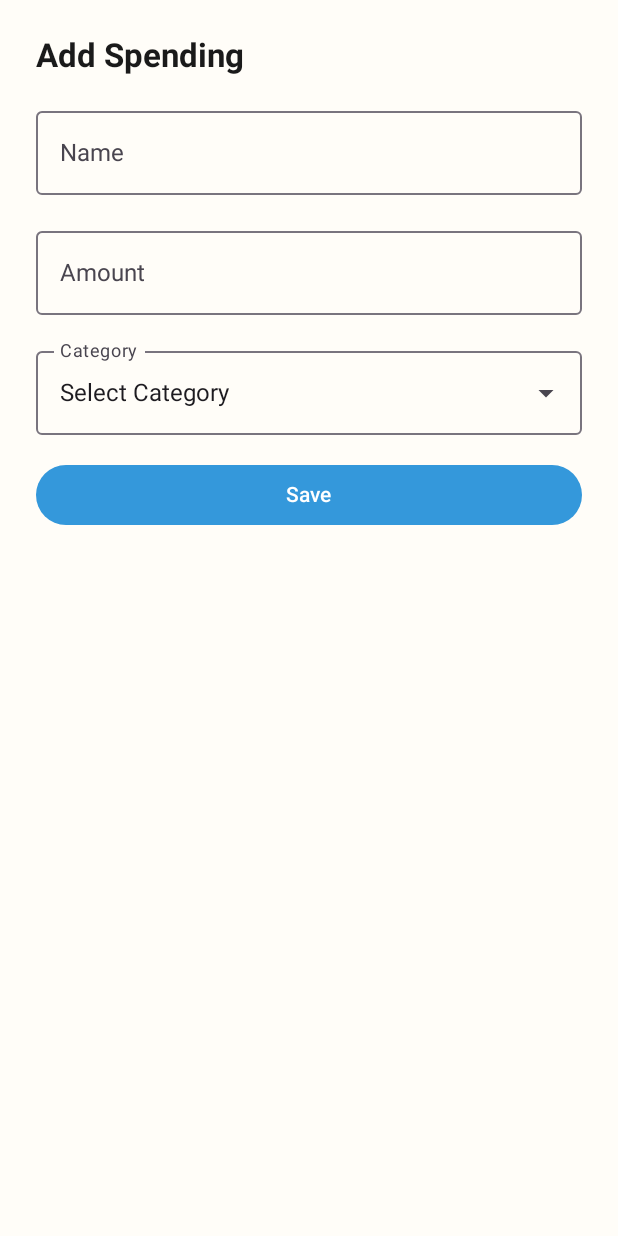
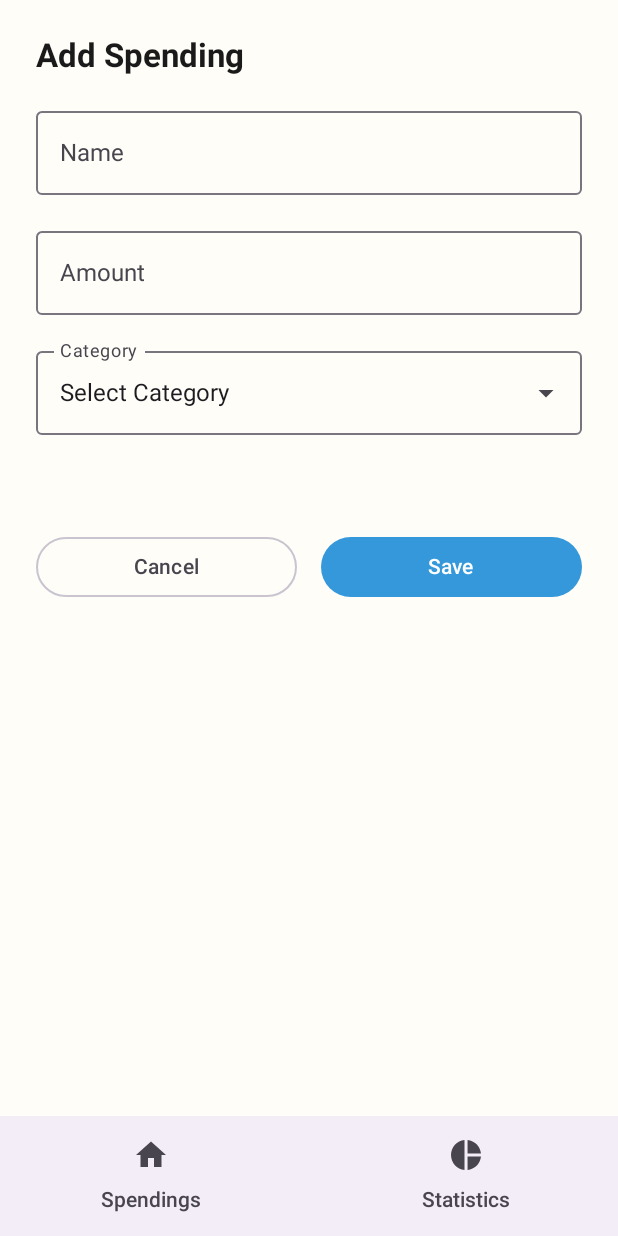
Before and after one commit to JoseRosario21/SpendingTracer, an Android app built with Jetpack Compose: the AddSpendingScreen screen opened through its navigation route, on a phone screen of 412 x 824 dp. Run offline under Robolectric (Android 15) with nearby library versions, the phone set to English and light mode, and no system bars; our stand-ins replace Dagger/Hilt's generated code.

Commit message:
Remove accounts classes and DAO Add Pie chart with spendings by category

```diff
--- a/app/src/main/AndroidManifest.xml
+++ b/app/src/main/AndroidManifest.xml
@@ -5,6 +5,7 @@
         android:allowBackup="true"
         android:icon="@mipmap/ic_launcher"
         android:name=".App"
+        android:label="@string/app_name"
         android:roundIcon="@mipmap/ic_launcher_round"
         android:supportsRtl="true"
         android:theme="@style/Theme.SpendingTracer">
--- a/app/src/main/java/com/jrosario/d04052022/spendingtracer/data/local/database/AppDatabase.kt
+++ b/app/src/main/java/com/jrosario/d04052022/spendingtracer/data/local/database/AppDatabase.kt
@@ -3,10 +3,9 @@ package com.jrosario.d04052022.spendingtracer.data.local.database
 import androidx.room.Database
 import androidx.room.RoomDatabase
 import com.jrosario.d04052022.spendingtracer.data.local.dao.SpendingDao
-import com.jrosario.d04052022.spendingtracer.data.model.AccountEntity
 import com.jrosario.d04052022.spendingtracer.data.model.SpendingEntity
 
-@Database(entities = [AccountEntity::class, SpendingEntity::class], version = 1, exportSchema = false)
+@Database(entities = [SpendingEntity::class], version = 1, exportSchema = false)
 abstract class AppDatabase : RoomDatabase() {
     abstract fun spendingDao(): SpendingDao
 }
--- a/app/src/main/java/com/jrosario/d04052022/spendingtracer/domain/model/SpendingCategory.kt
+++ b/app/src/main/java/com/jrosario/d04052022/spendingtracer/domain/model/SpendingCategory.kt
@@ -1,20 +1,18 @@
 package com.jrosario.d04052022.spendingtracer.domain.model
 
 enum class SpendingCategory {
+    Miscellaneous,
     Food,
-    Insurance,
     Housing,
-    Miscellaneous,
-    Transportation,
     Utilities,
-    Healthcare,
     Entertainment,
-    Investments,
-    Education,
+    Travel,
     PersonalCare,
-    Gifts,
     Childcare,
     Pets,
-    Travel,
-    Work,
+    Education,
+    Healthcare,
+    Transportation,
+    Investments,
+    Insurance,
 }
--- a/app/src/main/java/com/jrosario/d04052022/spendingtracer/presentation/MainActivity.kt
+++ b/app/src/main/java/com/jrosario/d04052022/spendingtracer/presentation/MainActivity.kt
@@ -3,17 +3,28 @@ package com.jrosario.d04052022.spendingtracer.presentation
 import android.os.Bundle
 import androidx.activity.ComponentActivity
 import androidx.activity.compose.setContent
+import androidx.annotation.DrawableRes
 import androidx.compose.foundation.layout.fillMaxSize
+import androidx.compose.foundation.layout.padding
+import androidx.compose.material3.Icon
 import androidx.compose.material3.MaterialTheme
+import androidx.compose.material3.NavigationBar
+import androidx.compose.material3.NavigationBarItem
+import androidx.compose.material3.Scaffold
 import androidx.compose.material3.Surface
+import androidx.compose.material3.Text
 import androidx.compose.runtime.Composable
 import androidx.compose.ui.Modifier
+import androidx.compose.ui.res.painterResource
 import androidx.hilt.navigation.compose.hiltViewModel
 import androidx.navigation.NavHostController
 import androidx.navigation.compose.NavHost
 import androidx.navigation.compose.composable
+import androidx.navigation.compose.currentBackStackEntryAsState
 import androidx.navigation.compose.rememberNavController
+import com.jrosario.d04052022.spendingtracer.R
 import com.jrosario.d04052022.spendingtracer.presentation.addspending.AddSpendingScreen
+import com.jrosario.d04052022.spendingtracer.presentation.graph.GraphScreen
 import com.jrosario.d04052022.spendingtracer.presentation.home.HomeScreen
 import com.jrosario.d04052022.spendingtracer.presentation.theme.SpendingTracerTheme
 import dagger.hilt.android.AndroidEntryPoint
@@ -38,21 +49,59 @@ fun AppNavGraph(
         modifier = Modifier.fillMaxSize(),
         color = MaterialTheme.colorScheme.background
     ) {
-        NavHost(
-            navController = navController,
-            startDestination = Screen.Home.route
-        ) {
-            composable(Screen.Home.route) {
-                HomeScreen(navController = navController, viewModel = hiltViewModel())
+        Scaffold(
+            bottomBar = {
+                BottomNavigationBar(navController)
             }
-            composable(Screen.AddSpending.route) {
-                AddSpendingScreen(navController = navController, viewModel = hiltViewModel())
+        ) { innerPadding ->
+            NavHost(
+                navController = navController,
+                startDestination = BottomNavItem.Home.route,
+                modifier = Modifier.padding(innerPadding)
+            ) {
+                composable(BottomNavItem.Home.route) {
+                    HomeScreen(navController, viewModel = hiltViewModel())
+                }
+                composable(BottomNavItem.Graph.route) {
+                    GraphScreen(viewModel = hiltViewModel())
+                }
+                composable(Screen.AddSpending.route) {
+                    AddSpendingScreen(navController = navController, viewModel = hiltViewModel())
+                }
             }
         }
     }
 }
 
+@Composable
+fun BottomNavigationBar(navController: NavHostController) {
+    val items = listOf(BottomNavItem.Home, BottomNavItem.Graph)
+    val currentDestination = navController.currentBackStackEntryAsState().value?.destination
+
+    NavigationBar {
+        items.forEach { item ->
+            NavigationBarItem(
+                label = { Text(item.label) },
+                icon = { Icon(painter = painterResource(id = item.icon), contentDescription = item.label) },
+                selected = currentDestination?.route == item.route,
+                onClick = {
+                    if (currentDestination?.route != item.route) {
+                        navController.navigate(item.route) {
+                            popUpTo(BottomNavItem.Home.route)
+                            launchSingleTop = true
+                        }
+                    }
+                }
+            )
+        }
+    }
+}
+
+sealed class BottomNavItem(val route: String, val label: String, @param:DrawableRes val icon: Int) {
+    data object Home : BottomNavItem("home", "Spendings", R.drawable.ic_home)
+    data object Graph : BottomNavItem("graph", "Statistics", R.drawable.ic_pie_chart)
+}
+
 sealed class Screen(val route: String) {
-    data object Home : Screen("home")
     data object AddSpending : Screen("add_spending")
 }
--- a/app/src/main/java/com/jrosario/d04052022/spendingtracer/presentation/addspending/AddSpendingScreen.kt
+++ b/app/src/main/java/com/jrosario/d04052022/spendingtracer/presentation/addspending/AddSpendingScreen.kt
@@ -4,6 +4,7 @@ import androidx.compose.foundation.clickable
 import androidx.compose.foundation.layout.Arrangement
 import androidx.compose.foundation.layout.Box
 import androidx.compose.foundation.layout.Column
+import androidx.compose.foundation.layout.Row
 import androidx.compose.foundation.layout.Spacer
 import androidx.compose.foundation.layout.fillMaxSize
 import androidx.compose.foundation.layout.fillMaxWidth
@@ -17,6 +18,7 @@ import androidx.compose.material3.DropdownMenuItem
 import androidx.compose.material3.ExperimentalMaterial3Api
 import androidx.compose.material3.Icon
 import androidx.compose.material3.MaterialTheme
+import androidx.compose.material3.OutlinedButton
 import androidx.compose.material3.OutlinedTextField
 import androidx.compose.material3.Text
 import androidx.compose.runtime.Composable
@@ -99,6 +101,20 @@ fun AddSpendingScreen(
             Text(viewModel.error!!, color = MaterialTheme.colorScheme.error)
         }
 
+        Spacer(modifier = Modifier.padding(16.dp))
+
+        Row {
+            OutlinedButton(
+                onClick = {
+                    navController.popBackStack()
+                },
+                modifier = Modifier.weight(1f)
+            ) {
+                Text("Cancel")
+            }
+
+            Spacer(modifier = Modifier.padding(8.dp))
+
             Button(
                 onClick = {
                     viewModel.save {
@@ -109,9 +125,10 @@ fun AddSpendingScreen(
                         navController.popBackStack()
                     }
                 },
-            modifier = Modifier.fillMaxWidth()
+                modifier = Modifier.weight(1f)
             ) {
                 Text("Save")
             }
         }
     }
+}
--- a/app/src/main/java/com/jrosario/d04052022/spendingtracer/presentation/home/HomeScreen.kt
+++ b/app/src/main/java/com/jrosario/d04052022/spendingtracer/presentation/home/HomeScreen.kt
@@ -6,10 +6,12 @@ import androidx.compose.material3.*
 import androidx.compose.runtime.*
 import androidx.compose.ui.Alignment
 import androidx.compose.ui.Modifier
+import androidx.compose.ui.res.painterResource
 import androidx.compose.ui.unit.dp
 import androidx.navigation.NavController
 import com.jrosario.d04052022.spendingtracer.domain.model.Spending
 import com.jrosario.d04052022.spendingtracer.presentation.Screen
+import com.jrosario.d04052022.spendingtracer.R
 
 @OptIn(ExperimentalMaterial3Api::class)
 @Composable
@@ -33,7 +35,7 @@ fun HomeScreen(
             FloatingActionButton(onClick = {
                 navController.navigate(Screen.AddSpending.route)
             }) {
-                Text("+")
+                Icon(painter = painterResource(id = R.drawable.ic_add_expense), contentDescription = "Add expense")
             }
         }
     ) { padding ->
--- a/app/src/main/java/com/jrosario/d04052022/spendingtracer/presentation/home/HomeViewModel.kt
+++ b/app/src/main/java/com/jrosario/d04052022/spendingtracer/presentation/home/HomeViewModel.kt
@@ -3,6 +3,7 @@ package com.jrosario.d04052022.spendingtracer.presentation.home
 import androidx.lifecycle.ViewModel
 import androidx.lifecycle.viewModelScope
 import com.jrosario.d04052022.spendingtracer.domain.model.Spending
+import com.jrosario.d04052022.spendingtracer.domain.model.SpendingCategory
 import com.jrosario.d04052022.spendingtracer.domain.repository.SpendingRepository
 import dagger.hilt.android.lifecycle.HiltViewModel
 import kotlinx.coroutines.flow.*
@@ -17,6 +18,9 @@ class HomeViewModel @Inject constructor(
     private val _spendings = MutableStateFlow<List<Spending>>(emptyList())
     val spendings: StateFlow<List<Spending>> = _spendings.asStateFlow()
 
+    private val _data = MutableStateFlow<Map<SpendingCategory, Double>>(mutableMapOf())
+    val data: StateFlow<Map<SpendingCategory, Double>> = _data.asStateFlow()
+
     init {
         loadSpendings()
     }
@@ -24,6 +28,15 @@ class HomeViewModel @Inject constructor(
     fun loadSpendings() {
         viewModelScope.launch {
             _spendings.value = repository.getAll()
+            getSpendingDataByCategory()
         }
     }
+
+    fun getSpendingDataByCategory() {
+        val spendingDataByCategory = mutableMapOf<SpendingCategory, Double>()
+        _spendings.value.forEach {
+            spendingDataByCategory[it.category] = spendingDataByCategory.getOrDefault(it.category, 0.0) + it.amount
+        }
+        _data.value = spendingDataByCategory
+    }
 }
```
Also changed, not shown: app/src/main/java/com/jrosario/d04052022/spendingtracer/data/local/dao/AccountDao.kt (deleted, +0 -17 lines), app/src/main/java/com/jrosario/d04052022/spendingtracer/data/model/AccountEntity.kt (deleted, +0 -14 lines), app/src/main/java/com/jrosario/d04052022/spendingtracer/presentation/graph/GraphScreen.kt (added, +210 -0 lines). Lines whose indentation alone changed are shown as unchanged.
